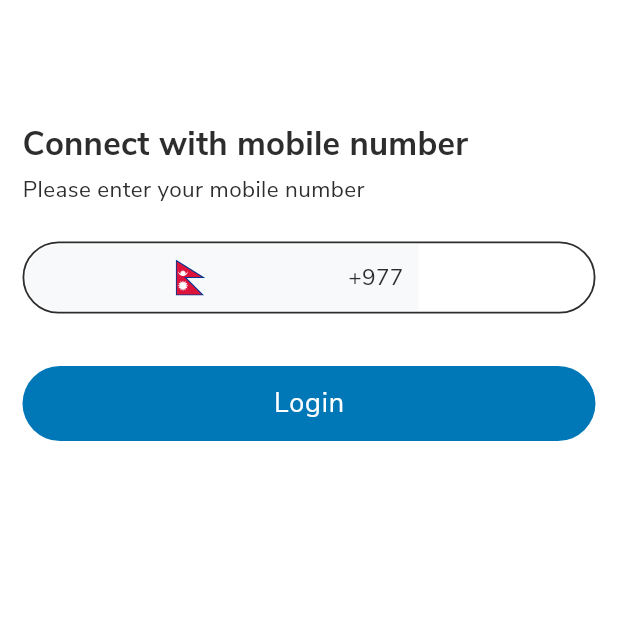
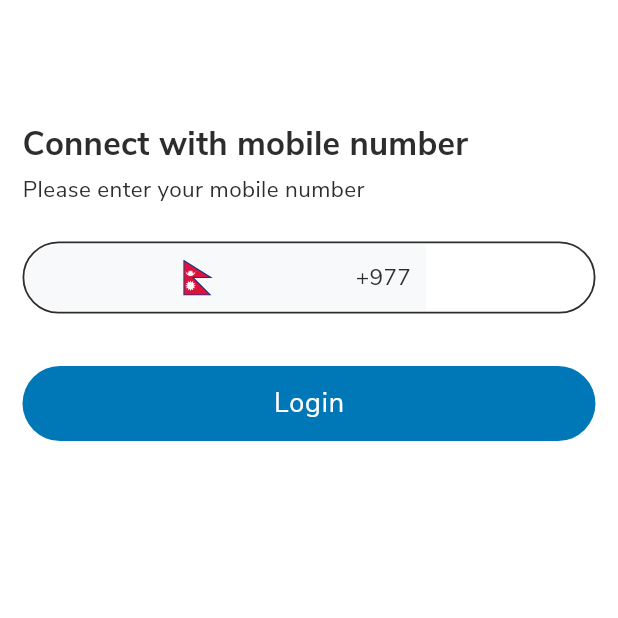
Before and after one commit to Artisan-Nepal/flamingo-mobile, a Flutter app: the screen it shows after launch, after a tap on "Get Started", on a phone screen of 412 x 824 dp, the top half of it. Run offline on Flutter 3.47's test engine with Material 2 defaults, Android fonts, the phone set to English and light mode, and no system bars; our stand-ins replace cached_network_image, dio, flutter_secure_storage, flutter_svg, get_it, otp_text_field and 2 more; project files that could hold a hidden picture were left out.

Commit message:
fix: login screen design fixed in dark mode

```diff
--- a/lib/feature/auth/screen/login/login_screen.dart
+++ b/lib/feature/auth/screen/login/login_screen.dart
@@ -1,6 +1,7 @@
 import 'package:flamingo/di/di.dart';
 import 'package:flamingo/feature/auth/screen/login/login_view_model.dart';
 import 'package:flamingo/feature/auth/screen/login/verify_otp_screen.dart';
+import 'package:flamingo/feature/feature.dart';
 import 'package:flamingo/shared/shared.dart';
 import 'package:flamingo/widget/image/image.dart';
 import 'package:flamingo/widget/widget.dart';
@@ -90,23 +91,31 @@ class _LoginScreenState extends State<LoginScreen> {
   Widget _getTextFieldPrefix() {
     return Container(
       margin: const EdgeInsets.fromLTRB(2, 2, Dimens.spacingSizeSmall, 2),
-      decoration: const BoxDecoration(
-        color: AppColors.grayLighter,
-        borderRadius: BorderRadius.only(
+      decoration: BoxDecoration(
+        color: Provider.of<ThemeService>(context).isLightMode(context)
+            ? AppColors.grayLighter
+            : AppColors.grayLight,
+        borderRadius: const BorderRadius.only(
           topLeft: Radius.circular(Dimens.radiusLarge),
           bottomLeft: Radius.circular(Dimens.radiusLarge),
         ),
       ),
-      padding: const EdgeInsets.symmetric(horizontal: Dimens.spacingSizeSmall),
-      child: const Row(
+      padding: const EdgeInsets.only(
+          left: Dimens.spacingSizeDefault, right: Dimens.spacingSizeSmall),
+      child: Row(
         mainAxisSize: MainAxisSize.min,
         children: [
-          SvgImageWidget(
+          const SvgImageWidget(
             image: ImageConstants.nepalFlag,
             height: Dimens.iconSizeDefault,
           ),
-          HorizontalSpaceWidget(width: Dimens.spacingSizeExtraSmall),
-          Text('+977')
+          const HorizontalSpaceWidget(width: Dimens.spacingSizeExtraSmall),
+          Text(
+            '+977',
+            style: Theme.of(context).textTheme.bodyMedium!.copyWith(
+                  color: AppColors.grayDarker,
+                ),
+          )
         ],
       ),
     );
```
